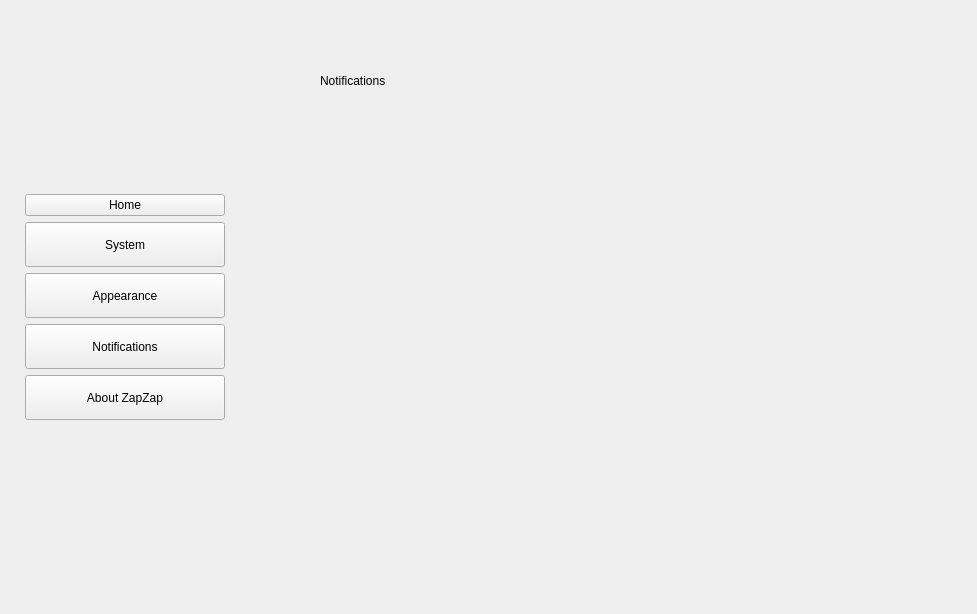
Above: zapzap/view/settings_new.ui from rafatosta/zapzap before the change. Below: the same form after it.
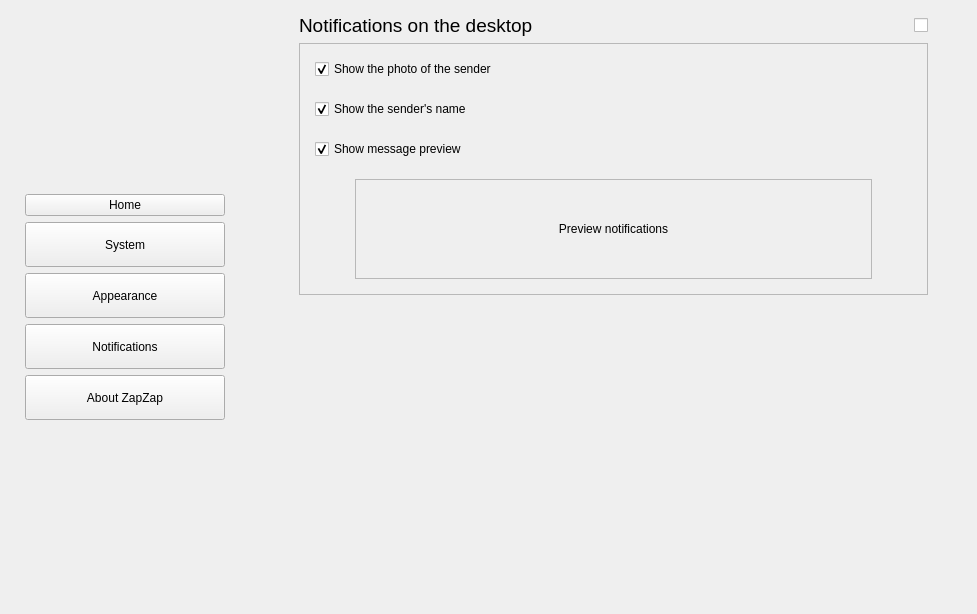
That is the form after the change. The open tabs and pages were chosen to show the change.

Commit message: Settings ajusts

The edit to the form file:
```diff
--- a/zapzap/view/settings_new.ui
+++ b/zapzap/view/settings_new.ui
@@ -691,19 +691,226 @@
       </layout>
      </widget>
      <widget class="QWidget" name="pageNotifications">
-      <widget class="QLabel" name="label_3">
-       <property name="geometry">
-        <rect>
-         <x>70</x>
-         <y>70</y>
-         <width>90</width>
-         <height>21</height>
-        </rect>
-       </property>
-       <property name="text">
-        <string>Notifications</string>
-       </property>
-      </widget>
+      <layout class="QVBoxLayout" name="verticalLayout_18">
+       <item>
+        <layout class="QHBoxLayout" name="horizontalLayout_14">
+         <property name="topMargin">
+          <number>5</number>
+         </property>
+         <item>
+          <spacer name="horizontalSpacer_15">
+           <property name="orientation">
+            <enum>Qt::Horizontal</enum>
+           </property>
+           <property name="sizeType">
+            <enum>QSizePolicy::Fixed</enum>
+           </property>
+           <property name="sizeHint" stdset="0">
+            <size>
+             <width>40</width>
+             <height>20</height>
+            </size>
+           </property>
+          </spacer>
+         </item>
+         <item>
+          <layout class="QVBoxLayout" name="verticalLayout_17">
+           <item>
+            <layout class="QHBoxLayout" name="horizontalLayout_13">
+             <item>
+              <widget class="QLabel" name="label_3">
+               <property name="font">
+                <font>
+                 <pointsize>14</pointsize>
+                </font>
+               </property>
+               <property name="text">
+                <string>Notifications on the desktop</string>
+               </property>
+              </widget>
+             </item>
+             <item>
+              <widget class="QCheckBox" name="checkBox">
+               <property name="layoutDirection">
+                <enum>Qt::RightToLeft</enum>
+               </property>
+               <property name="text">
+                <string/>
+               </property>
+              </widget>
+             </item>
+            </layout>
+           </item>
+           <item>
+            <widget class="QFrame" name="frameNotifications">
+             <property name="minimumSize">
+              <size>
+               <width>600</width>
+               <height>0</height>
+              </size>
+             </property>
+             <property name="frameShape">
+              <enum>QFrame::StyledPanel</enum>
+             </property>
+             <property name="frameShadow">
+              <enum>QFrame::Raised</enum>
+             </property>
+             <layout class="QVBoxLayout" name="verticalLayout_16">
+              <property name="spacing">
+               <number>20</number>
+              </property>
+              <property name="leftMargin">
+               <number>15</number>
+              </property>
+              <property name="topMargin">
+               <number>15</number>
+              </property>
+              <property name="rightMargin">
+               <number>15</number>
+              </property>
+              <property name="bottomMargin">
+               <number>15</number>
+              </property>
+              <item>
+               <widget class="QCheckBox" name="show_photo">
+                <property name="enabled">
+                 <bool>true</bool>
+                </property>
+                <property name="text">
+                 <string>Show the photo of the sender</string>
+                </property>
+                <property name="checked">
+                 <bool>true</bool>
+                </property>
+               </widget>
+              </item>
+              <item>
+               <widget class="QCheckBox" name="show_name">
+                <property name="enabled">
+                 <bool>true</bool>
+                </property>
+                <property name="text">
+                 <string>Show the sender's name</string>
+                </property>
+                <property name="checked">
+                 <bool>true</bool>
+                </property>
+               </widget>
+              </item>
+              <item>
+               <widget class="QCheckBox" name="show_msg">
+                <property name="enabled">
+                 <bool>true</bool>
+                </property>
+                <property name="text">
+                 <string>Show message preview</string>
+                </property>
+                <property name="checked">
+                 <bool>true</bool>
+                </property>
+               </widget>
+              </item>
+              <item>
+               <layout class="QHBoxLayout" name="horizontalLayout_12">
+                <item>
+                 <spacer name="horizontalSpacer_13">
+                  <property name="orientation">
+                   <enum>Qt::Horizontal</enum>
+                  </property>
+                  <property name="sizeType">
+                   <enum>QSizePolicy::Fixed</enum>
+                  </property>
+                  <property name="sizeHint" stdset="0">
+                   <size>
+                    <width>40</width>
+                    <height>20</height>
+                   </size>
+                  </property>
+                 </spacer>
+                </item>
+                <item>
+                 <widget class="QFrame" name="frameNotificationsPreview">
+                  <property name="minimumSize">
+                   <size>
+                    <width>500</width>
+                    <height>100</height>
+                   </size>
+                  </property>
+                  <property name="frameShape">
+                   <enum>QFrame::StyledPanel</enum>
+                  </property>
+                  <property name="frameShadow">
+                   <enum>QFrame::Raised</enum>
+                  </property>
+                  <layout class="QVBoxLayout" name="verticalLayout_15">
+                   <item>
+                    <widget class="QLabel" name="label_15">
+                     <property name="text">
+                      <string>Preview notifications</string>
+                     </property>
+                     <property name="alignment">
+                      <set>Qt::AlignCenter</set>
+                     </property>
+                    </widget>
+                   </item>
+                  </layout>
+                 </widget>
+                </item>
+                <item>
+                 <spacer name="horizontalSpacer_14">
+                  <property name="orientation">
+                   <enum>Qt::Horizontal</enum>
+                  </property>
+                  <property name="sizeType">
+                   <enum>QSizePolicy::Fixed</enum>
+                  </property>
+                  <property name="sizeHint" stdset="0">
+                   <size>
+                    <width>40</width>
+                    <height>20</height>
+                   </size>
+                  </property>
+                 </spacer>
+                </item>
+               </layout>
+              </item>
+             </layout>
+            </widget>
+           </item>
+          </layout>
+         </item>
+         <item>
+          <spacer name="horizontalSpacer_16">
+           <property name="orientation">
+            <enum>Qt::Horizontal</enum>
+           </property>
+           <property name="sizeType">
+            <enum>QSizePolicy::Fixed</enum>
+           </property>
+           <property name="sizeHint" stdset="0">
+            <size>
+             <width>40</width>
+             <height>20</height>
+            </size>
+           </property>
+          </spacer>
+         </item>
+        </layout>
+       </item>
+       <item>
+        <spacer name="verticalSpacer_5">
+         <property name="orientation">
+          <enum>Qt::Vertical</enum>
+         </property>
+         <property name="sizeHint" stdset="0">
+          <size>
+           <width>20</width>
+           <height>298</height>
+          </size>
+         </property>
+        </spacer>
+       </item>
+      </layout>
      </widget>
      <widget class="QWidget" name="pageAbout">
       <widget class="QLabel" name="label_4">
```
Left out of the diff: 211 changed lines with no effect on the pictures. The commit also changes 2 other files.
